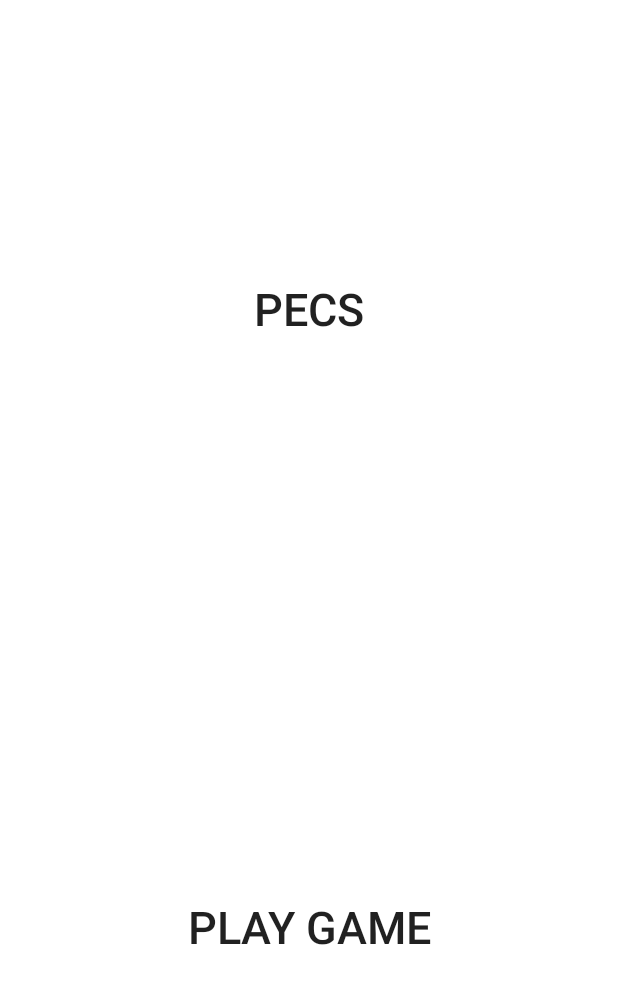
After one commit to NanaNivo/Autism-master, an Android app: the swap_key screen opened directly, with no data from a screen before it, on a phone screen of 412 x 824 dp. The commit adds this screen. Shown: the top 984 px of the screen. Run offline under Robolectric (Android 15) with nearby library versions, the phone set to English and light mode, and no system bars.

Commit message:
add swapp an files.zip

```diff
--- a/app/src/main/AndroidManifest.xml
+++ b/app/src/main/AndroidManifest.xml
@@ -35,6 +35,9 @@
         <activity
             android:name=".addphotos"
             android:theme="@style/Theme.AppCompat.Light.NoActionBar" />
+        <activity
+            android:name=".swap_key"
+            android:theme="@style/Theme.AppCompat.Light.NoActionBar" />
         <activity android:name=".MainActivity" />
         <activity
             android:name=".hello"
--- /dev/null
+++ b/app/src/main/java/com/example/project/swap_key.java
@@ -0,0 +1,48 @@
+package com.example.project;
+
+import android.content.Intent;
+import android.os.Bundle;
+import android.support.annotation.Nullable;
+import android.support.v7.app.AppCompatActivity;
+import android.view.View;
+import android.widget.Button;
+
+public class swap_key extends AppCompatActivity {
+
+    Button play;
+    Button pecs;
+    @Override
+    protected void onCreate(@Nullable Bundle savedInstanceState) {
+        super.onCreate(savedInstanceState);
+        setContentView(R.layout.swap_key);
+
+        play = findViewById(R.id.play);
+        pecs = findViewById(R.id.pecs);
+
+        play.setOnClickListener(new View.OnClickListener() {
+            @Override
+            public void onClick(View view) {
+                Intent intent=new Intent(getApplicationContext(), com.example.project.game1.class);
+                startActivity(intent);
+                finish();
+            }
+        });
+
+
+        pecs.setOnClickListener(new View.OnClickListener() {
+            @Override
+            public void onClick(View view) {
+                if(SharedPrefManager.getInstance(getApplicationContext()).getUser_level() == 1){
+
+                    startActivity(new Intent(getApplicationContext(), level1.class));
+                }else{
+
+                    startActivity(new Intent(getApplicationContext(), MainActivity.class));
+                }
+                finish();
+            }
+        });
+
+
+    }
+}
--- /dev/null
+++ b/app/src/main/res/layout/swap_key.xml
@@ -0,0 +1,35 @@
+<?xml version="1.0" encoding="utf-8"?>
+<LinearLayout
+    xmlns:android="http://schemas.android.com/apk/res/android"
+    xmlns:app="http://schemas.android.com/apk/res-auto"
+    xmlns:tools="http://schemas.android.com/tools"
+    android:layout_width="match_parent"
+    android:layout_height="match_parent"
+    android:orientation="vertical">
+
+    <Button
+        android:id="@+id/pecs"
+        android:layout_width="match_parent"
+        android:layout_height="0dp"
+        android:layout_weight="0.5"
+        android:text="Pecs"
+        android:textSize="30sp"
+        app:layout_constraintBottom_toTopOf="@+id/play"
+        app:layout_constraintEnd_toEndOf="parent"
+        app:layout_constraintStart_toStartOf="parent"
+        app:layout_constraintTop_toTopOf="parent"
+        android:background="@android:color/white"/>
+
+    <Button
+        android:id="@+id/play"
+        android:layout_width="match_parent"
+        android:layout_height="0dp"
+        android:layout_weight="0.5"
+     android:text="Play Game"
+        android:textSize="30sp"
+        app:layout_constraintEnd_toEndOf="parent"
+        app:layout_constraintStart_toStartOf="parent"
+        app:layout_constraintTop_toBottomOf="@+id/pecs"
+        android:background="@android:color/white"
+       />
+</LinearLayout>
```
Also changed, not shown: app/src/main/java/com/example/project/LoginActivity.java (+9 -11 lines), app/src/main/java/com/example/project/hello.java (+4 -9 lines), 1 other file.
